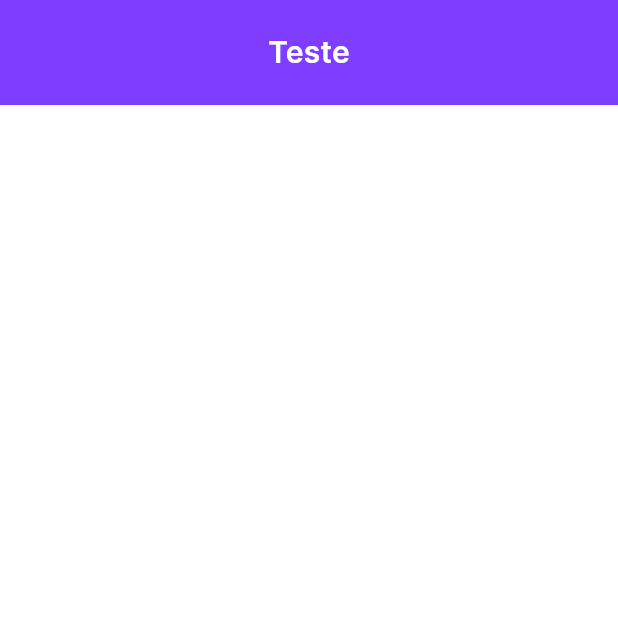
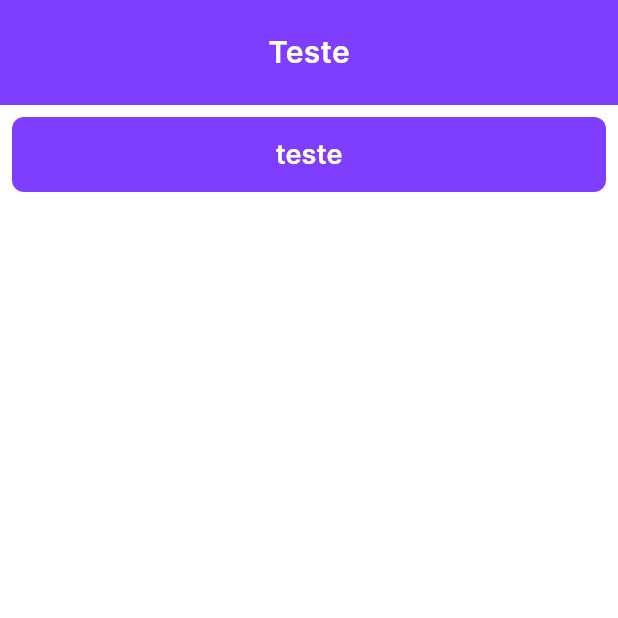
Before and after one commit to MinhCuongIT/intera-frontend, a Flutter app: the screen it shows after launch, on a phone screen of 412 x 824 dp, the top half of it. Run offline on Flutter 3.47's test engine with Material 2 defaults, Android fonts, the phone set to English and light mode, and no system bars; our stand-ins replace get, responsive_framework.

Commit message:
Create Default Primary and Secondary Button

```diff
--- /dev/null
+++ b/lib/core/components/button.dart
@@ -0,0 +1,92 @@
+import 'package:flutter/material.dart';
+import 'package:intera/core/theme/intera_colors.dart';
+import 'package:intera/core/theme/intera_font.dart';
+
+class InteraButton extends StatelessWidget {
+  final String text;
+  final TextStyle textStyle;
+  final Color? backgroundColor;
+  final Color? foregroundColor;
+  final Size size;
+  final double radius;
+  final ButtonStyle? buttonStyle;
+  final void Function()? onPressed;
+  final void Function()? onLongPress;
+
+  const InteraButton(
+    this.text, {
+    this.textStyle = const TextStyle(fontSize: 18, fontFamily: InteraFont.font, fontWeight: InteraFont.semiBold),
+    this.backgroundColor,
+    this.foregroundColor,
+    this.size = const Size.fromHeight(50),
+    this.onPressed,
+    this.onLongPress,
+    this.radius = 8,
+    this.buttonStyle,
+  });
+
+  factory InteraButton.primary(
+    String text, {
+    Size size = const Size.fromHeight(50),
+    double radius = 8,
+    void Function()? onPressed,
+    void Function()? onLongPress,
+  }) {
+    return InteraButton(
+      text,
+      onPressed: onPressed,
+      onLongPress: onLongPress,
+      radius: radius,
+      size: size,
+      backgroundColor: InteraColors.primary,
+      foregroundColor: InteraColors.baseLight100,
+    );
+  }
+
+  factory InteraButton.secondary(
+    String text, {
+    Size size = const Size.fromHeight(50),
+    double radius = 8,
+    void Function()? onPressed,
+    void Function()? onLongPress,
+  }) {
+    return InteraButton(
+      text,
+      onPressed: onPressed,
+      onLongPress: onLongPress,
+      radius: radius,
+      size: size,
+      backgroundColor: InteraColors.violet20,
+      foregroundColor: InteraColors.primary,
+    );
+  }
+
+  @override
+  Widget build(BuildContext context) {
+    return TextButton(
+      child: Text(text),
+      onPressed: onPressed,
+      onLongPress: onLongPress,
+      style: buttonStyle ??
+          ButtonStyle(
+            alignment: Alignment.center,
+            shape: MaterialStateProperty.all<RoundedRectangleBorder>(RoundedRectangleBorder(
+              borderRadius: BorderRadius.all(Radius.circular(radius)),
+            )),
+            textStyle: MaterialStateProperty.all<TextStyle>(textStyle),
+            minimumSize: MaterialStateProperty.all<Size>(size),
+            foregroundColor: MaterialStateProperty.resolveWith<Color>((Set<MaterialState> states) {
+              if (states.contains(MaterialState.disabled)) return InteraColors.baseDark25;
+
+              return foregroundColor ?? InteraColors.baseLight100;
+            }),
+            overlayColor: MaterialStateProperty.all<Color>(Colors.white.withOpacity(0.1)),
+            backgroundColor: MaterialStateProperty.resolveWith<Color>((Set<MaterialState> states) {
+              if (states.contains(MaterialState.disabled)) return InteraColors.baseDark10;
+
+              return backgroundColor ?? InteraColors.primary;
+            }),
+          ),
+    );
+  }
+}
--- a/lib/core/theme/intera_colors.dart
+++ b/lib/core/theme/intera_colors.dart
@@ -5,6 +5,7 @@ import '../helpers/hex_color.dart';
 class InteraColors {
   static final Color background = HexColor("F5F5F5");
 
+  static final Color baseDark10 = HexColor("C5C5C5");
   static final Color baseDark25 = HexColor("7A7E80");
   static final Color baseDark50 = HexColor("464A4D");
   static final Color baseDark75 = HexColor("161719");
--- a/lib/layers/presentation/pages/splash/ui/splash_page.dart
+++ b/lib/layers/presentation/pages/splash/ui/splash_page.dart
@@ -1,4 +1,5 @@
 import 'package:flutter/material.dart';
+import 'package:intera/core/components/button.dart';
 
 import '../../../../../core/components/app_bar.dart';
 
@@ -13,7 +14,12 @@ class SplashPage extends StatelessWidget {
       body: Padding(
         padding: const EdgeInsets.all(8.0),
         child: Column(
-          children: [],
+          children: [
+            InteraButton.primary(
+              'teste',
+              onPressed: () {},
+            ),
+          ],
         ),
       ),
     );
```
